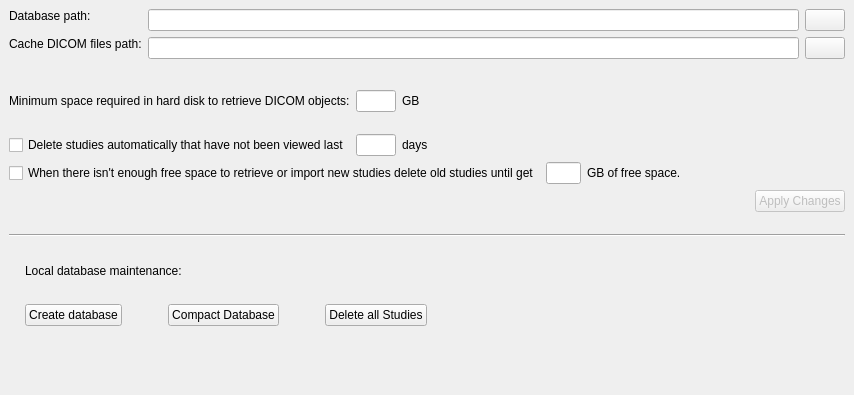
Qt form starviewer/src/inputoutput/qlocaldatabaseconfigurationscreenbase.ui (starviewer-medical/starviewer) before a commit.
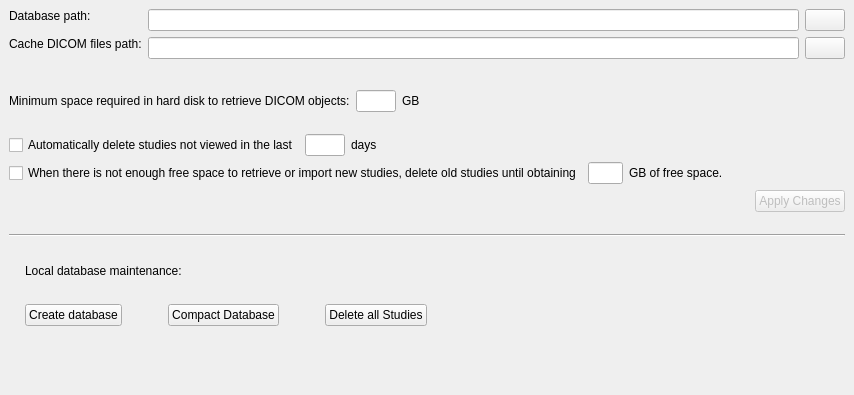
The same form after that commit. Icons and pictures are not drawn.

Diff of the .ui file:
```diff
--- a/starviewer/src/inputoutput/qlocaldatabaseconfigurationscreenbase.ui
+++ b/starviewer/src/inputoutput/qlocaldatabaseconfigurationscreenbase.ui
@@ -360,7 +360,7 @@
      <item>
       <widget class="QCheckBox" name="m_checkBoxDeletedOldStudies">
        <property name="text">
-        <string>Delete studies automatically that have not been viewed last</string>
+        <string>Automatically delete studies not viewed in the last</string>
        </property>
       </widget>
      </item>
@@ -413,7 +413,7 @@
      <item>
       <widget class="QCheckBox" name="m_checkBoxDeleteStudiesIfNotEnoughFreeSpaceAvailable">
        <property name="text">
-        <string>When there isn't enough free space to retrieve or import new studies delete old studies until get</string>
+        <string>When there is not enough free space to retrieve or import new studies, delete old studies until obtaining</string>
        </property>
       </widget>
      </item>
```
